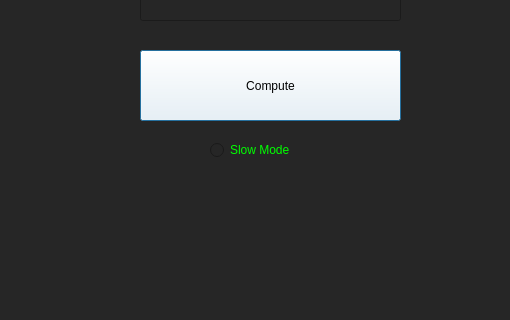
This is mainPage.ui in brezden/Grassfire-Algorithm-Simulator as Qt 5 draws it before an edit; both pictures show x 0 to 510 and y 480 to 800 of the 1200 by 800 pixel window. The edited form follows.
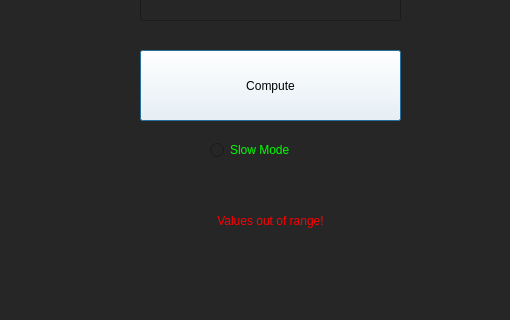
This is the edited form.

Commit message: Added Error Handling for Input

```diff
--- a/mainPage.ui
+++ b/mainPage.ui
@@ -329,6 +329,32 @@
     <string>Slow Mode</string>
    </property>
   </widget>
+  <widget class="QLabel" name="errorText">
+   <property name="enabled">
+    <bool>true</bool>
+   </property>
+   <property name="geometry">
+    <rect>
+     <x>140</x>
+     <y>680</y>
+     <width>261</width>
+     <height>41</height>
+    </rect>
+   </property>
+   <property name="styleSheet">
+    <string notr="true">display: flex;
+align-items: center;
+justify-content: center;
+color: rgb(255, 0, 0);
+font: 20px &quot;Lucida Console&quot;;</string>
+   </property>
+   <property name="text">
+    <string>Values out of range!</string>
+   </property>
+   <property name="alignment">
+    <set>Qt::AlignCenter</set>
+   </property>
+  </widget>
  </widget>
  <resources/>
  <connections/>
```
The commit also changes 2 other files.
